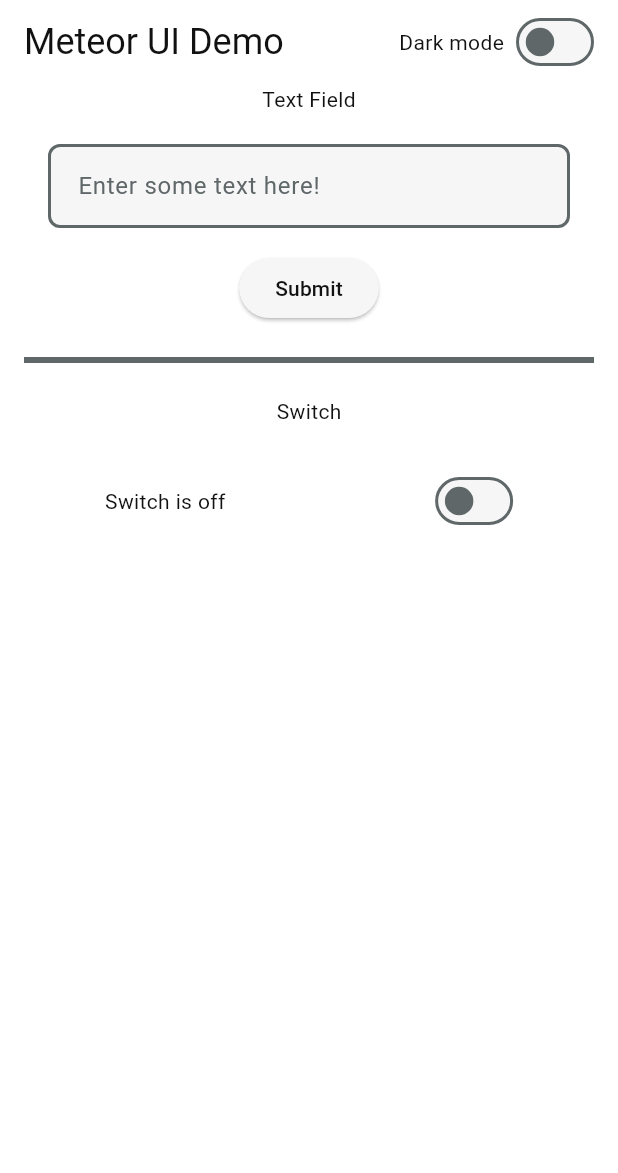
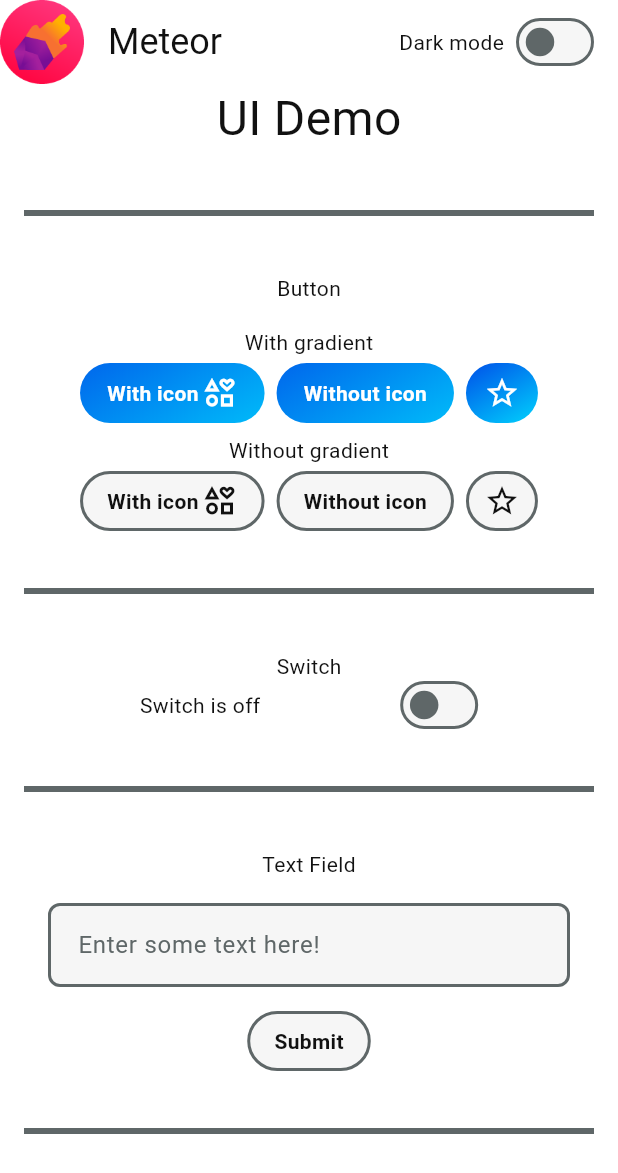
Before and after one commit to yash-ahir/meteor, a Flutter app: the screen it shows after launch, on a phone screen of 412 x 824 dp. Shown: the top 1173 px of the screen. Run offline on Flutter 3.47's test engine with Material 2 defaults, Android fonts, the phone set to English and light mode, and no system bars; our stand-ins replace easy_dynamic_theme, gradient_borders.

Commit message:
Added meteor logo, added MeteorButton to demo.

```diff
--- a/lib/main.dart
+++ b/lib/main.dart
@@ -1,6 +1,7 @@
 import 'package:easy_dynamic_theme/easy_dynamic_theme.dart';
 import 'package:flutter/material.dart';
 import 'package:meteor/resources/meteor_theme.dart';
+import 'package:meteor/widgets/meteor_button.dart';
 import 'package:meteor/widgets/meteor_textfield.dart';
 
 import 'widgets/meteor_switch.dart';
@@ -29,7 +30,7 @@ class MyApp extends StatelessWidget {
       debugShowCheckedModeBanner: false,
       title: 'Flutter Demo',
       home: const MyHomePage(
-        title: 'Meteor UI Demo',
+        title: 'Meteor',
       ),
     );
   }
@@ -49,15 +50,20 @@ class MyHomePage extends StatefulWidget {
 
 class _MyHomePageState extends State<MyHomePage> {
   bool _switchState = false;
-  bool _darkMode = false;
+  late bool _darkMode;
 
   @override
   Widget build(BuildContext context) {
     final MeteorTheme theme = Theme.of(context).extension<MeteorTheme>()!;
 
+    _darkMode = EasyDynamicTheme.of(context).themeMode == ThemeMode.dark;
+
     return Scaffold(
       backgroundColor: theme.scaffoldBackground,
       appBar: AppBar(
+        leading: const Image(
+          image: AssetImage("graphics/meteor.png"),
+        ),
         backgroundColor: theme.scaffoldBackground,
         actions: [
           Padding(
@@ -100,25 +106,92 @@ class _MyHomePageState extends State<MyHomePage> {
             mainAxisAlignment: MainAxisAlignment.center,
             children: [
               Text(
-                "Text Field",
+                "UI Demo",
+                style: theme.textStyle!.copyWith(
+                  fontSize: 32.0,
+                ),
+              ),
+              const Spacer(),
+              Text(
+                "Button",
                 style: theme.textStyle,
               ),
               const SizedBox(
-                height: 20,
+                height: 16,
               ),
-              const MyCustomForm(),
-              const SizedBox(
-                height: 16.0,
+              Column(
+                children: [
+                  Text(
+                    "With gradient",
+                    style: theme.textStyle,
+                  ),
+                  const SizedBox(
+                    height: 4.0,
+                  ),
+                  Row(
+                    mainAxisSize: MainAxisSize.min,
+                    children: [
+                      MeteorButton(
+                        text: "With icon",
+                        icon: Icons.interests_outlined,
+                        gradient: true,
+                        onPressed: () {},
+                      ),
+                      const SizedBox(
+                        width: 8.0,
+                      ),
+                      MeteorButton(
+                        text: "Without icon",
+                        gradient: true,
+                        onPressed: () {},
+                      ),
+                      const SizedBox(
+                        width: 8.0,
+                      ),
+                      MeteorButton(
+                        icon: Icons.star_border,
+                        gradient: true,
+                        onPressed: () {},
+                      ),
+                    ],
+                  ),
+                  const SizedBox(
+                    height: 8.0,
+                  ),
+                  Text(
+                    "Without gradient",
+                    style: theme.textStyle,
+                  ),
+                  const SizedBox(
+                    height: 4.0,
+                  ),
+                  Row(
+                    mainAxisSize: MainAxisSize.min,
+                    children: [
+                      MeteorButton(
+                        text: "With icon",
+                        icon: Icons.interests_outlined,
+                        onPressed: () {},
+                      ),
+                      const SizedBox(
+                        width: 8.0,
+                      ),
+                      MeteorButton(
+                        text: "Without icon",
+                        onPressed: () {},
+                      ),
+                      const SizedBox(
+                        width: 8.0,
+                      ),
+                      MeteorButton(
+                        icon: Icons.star_border,
+                        onPressed: () {},
+                      ),
+                    ],
+                  ),
+                ],
               ),
-              Divider(
-                thickness: 4.0,
-                indent: 16.0,
-                endIndent: 16.0,
-                color: theme.outline,
-              ),
-              const SizedBox(
-                height: 16.0,
-              ),
+              const Spacer(),
               Text(
                 "Switch",
                 style: theme.textStyle,
@@ -130,9 +203,6 @@ class _MyHomePageState extends State<MyHomePage> {
                     'Switch is ${_switchState ? "on" : "off"}',
                     style: theme.textStyle,
                   ),
-                  const SizedBox(
-                    height: 100,
-                  ),
                   MeteorSwitch(
                     value: _switchState,
                     onChanged: (value) {
@@ -143,6 +213,16 @@ class _MyHomePageState extends State<MyHomePage> {
                   ),
                 ],
               ),
+              const Spacer(),
+              Text(
+                "Text Field",
+                style: theme.textStyle,
+              ),
+              const SizedBox(
+                height: 16,
+              ),
+              const MyCustomForm(),
+              const Spacer(),
             ],
           ),
         ),
@@ -165,8 +245,6 @@ class MyCustomFormState extends State<MyCustomForm> {
 
   @override
   Widget build(BuildContext context) {
-    final MeteorTheme theme = Theme.of(context).extension<MeteorTheme>()!;
-
     return Form(
       key: _formKey,
       child: Column(
@@ -183,21 +261,40 @@ class MyCustomFormState extends State<MyCustomForm> {
           const SizedBox(
             height: 16.0,
           ),
-          ElevatedButton(
-            style: ElevatedButton.styleFrom(
-              backgroundColor: theme.containerBackground,
-              foregroundColor: theme.outline,
-            ),
+          MeteorButton(
+            text: "Submit",
             onPressed: () {
               _formKey.currentState!.validate();
             },
-            child: Text(
-              "Submit",
-              style: theme.textStyle,
-            ),
           )
         ],
       ),
     );
   }
 }
+
+class Spacer extends StatelessWidget {
+  const Spacer({Key? key}) : super(key: key);
+
+  @override
+  Widget build(BuildContext context) {
+    final MeteorTheme theme = Theme.of(context).extension<MeteorTheme>()!;
+
+    return Column(
+      children: [
+        const SizedBox(
+          height: 32.0,
+        ),
+        Divider(
+          thickness: 4.0,
+          indent: 16.0,
+          endIndent: 16.0,
+          color: theme.outline,
+        ),
+        const SizedBox(
+          height: 32.0,
+        ),
+      ],
+    );
+  }
+}
--- a/pubspec.yaml
+++ b/pubspec.yaml
@@ -26,3 +26,5 @@ dev_dependencies:
 
 flutter:
   uses-material-design: true
+  assets:
+    - graphics/
```
